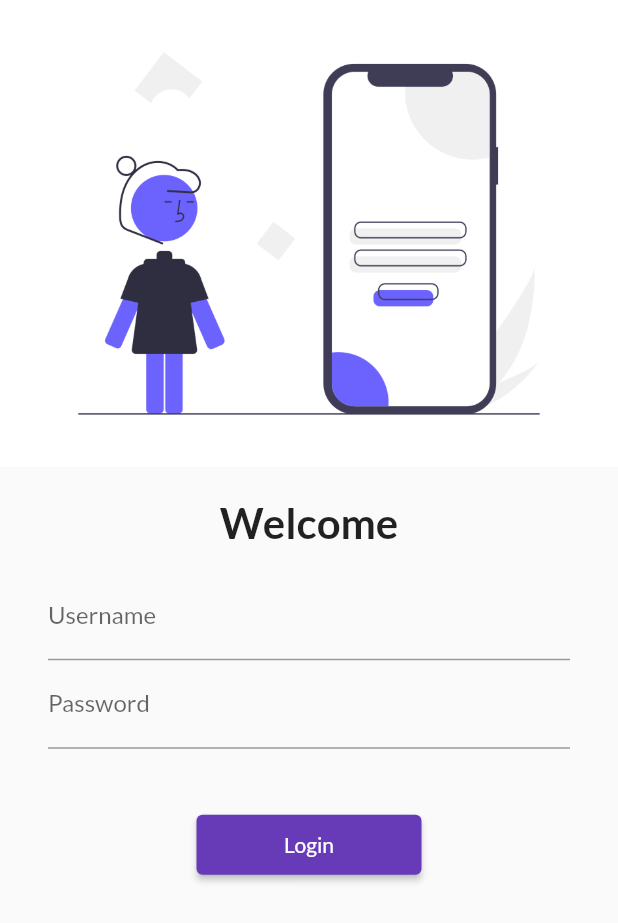
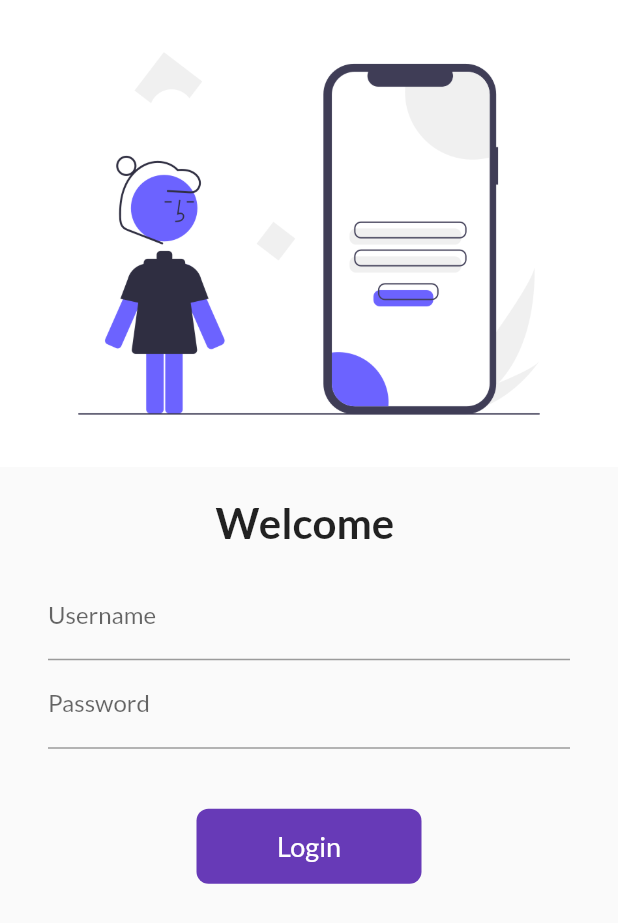
Before and after one commit to manendranathshukla/30DaysOfFlutter, a Flutter app: the screen it shows after launch, on a phone screen of 412 x 824 dp. Shown: the top 923 px of the screen. Run offline on Flutter 3.47's test engine with Material 2 defaults, Android fonts, the phone set to English and light mode, and no system bars; our stand-ins replace google_fonts.

Commit message:
day6  commit

```diff
--- a/lib/main.dart
+++ b/lib/main.dart
@@ -21,7 +21,7 @@ class MyApp extends StatelessWidget {
       ),
       themeMode: ThemeMode.light,
       darkTheme: ThemeData(brightness: Brightness.dark),
-      initialRoute: "/login",
+      initialRoute: MyRoutes.loginRoute,
       routes: {
         "/": (context) => LoginPage(),
         MyRoutes.homeRoute: (context) => HomePage(),
--- a/lib/pages/login_page.dart
+++ b/lib/pages/login_page.dart
@@ -1,9 +1,16 @@
 import 'package:flutter/material.dart';
 import 'package:flutter_catalog/utils/routes.dart';
 
-class LoginPage extends StatelessWidget {
+class LoginPage extends StatefulWidget {
   const LoginPage({Key? key}) : super(key: key);
 
+  @override
+  State<LoginPage> createState() => _LoginPageState();
+}
+
+class _LoginPageState extends State<LoginPage> {
+  String name = "";
+  bool changedButton = false;
   @override
   Widget build(BuildContext context) {
     return Material(
@@ -17,7 +24,7 @@ class LoginPage extends StatelessWidget {
             height: 20,
           ),
           Text(
-            "Welcome",
+            "Welcome $name",
             style: TextStyle(fontSize: 28, fontWeight: FontWeight.bold),
           ),
           Padding(
@@ -30,6 +37,11 @@ class LoginPage extends StatelessWidget {
                     hintText: "Enter username",
                     labelText: "Username",
                   ),
+                  onChanged: (val) {
+                    setState(() {
+                      name = val;
+                    });
+                  },
                 ),
                 TextFormField(
                   obscureText: true,
@@ -41,11 +53,44 @@ class LoginPage extends StatelessWidget {
                 SizedBox(
                   height: 40.0,
                 ),
-                ElevatedButton(
-                    onPressed: () =>
-                        {Navigator.pushNamed(context, MyRoutes.homeRoute)},
-                    style: TextButton.styleFrom(minimumSize: Size(150, 40)),
-                    child: Text("Login"))
+                InkWell(
+                  onTap: () async {
+                    setState(() {
+                      changedButton = true;
+                    });
+                    await Future.delayed(Duration(seconds: 1));
+                    Navigator.pushNamed(context, MyRoutes.homeRoute);
+                  },
+                  child: AnimatedContainer(
+                    duration: Duration(seconds: 1),
+                    width: changedButton ? 50 : 150,
+                    height: 50,
+                    alignment: Alignment.center,
+                    decoration: BoxDecoration(
+                        color: Colors.deepPurple.shade500,
+                        // shape:
+                        //     changedButton ? BoxShape.circle : BoxShape.rectangle,
+
+                        borderRadius:
+                            BorderRadius.circular(changedButton ? 50 : 8)),
+                    child: changedButton
+                        ? Icon(
+                            Icons.done,
+                            color: Colors.white,
+                          )
+                        : Text(
+                            "Login",
+                            style:
+                                TextStyle(color: Colors.white, fontSize: 18.0),
+                          ),
+                  ),
+                )
+
+                // ElevatedButton(
+                //     onPressed: () =>
+                //         {Navigator.pushNamed(context, MyRoutes.homeRoute)},
+                //     style: TextButton.styleFrom(minimumSize: Size(150, 40)),
+                //     child: Text("Login"))
               ],
             ),
           ),
```
